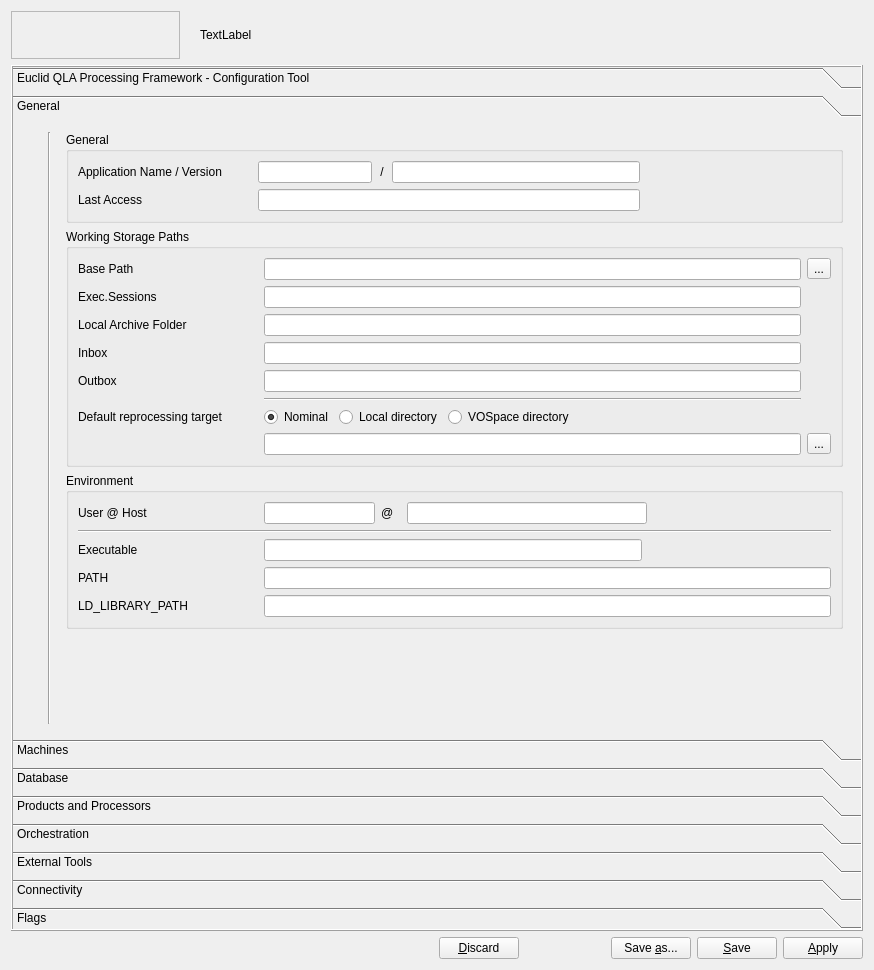
The window that qpfhmi/configtool.ui (jc-gonzalez/qpfsvn) describes before a commit, drawn with Qt 5.
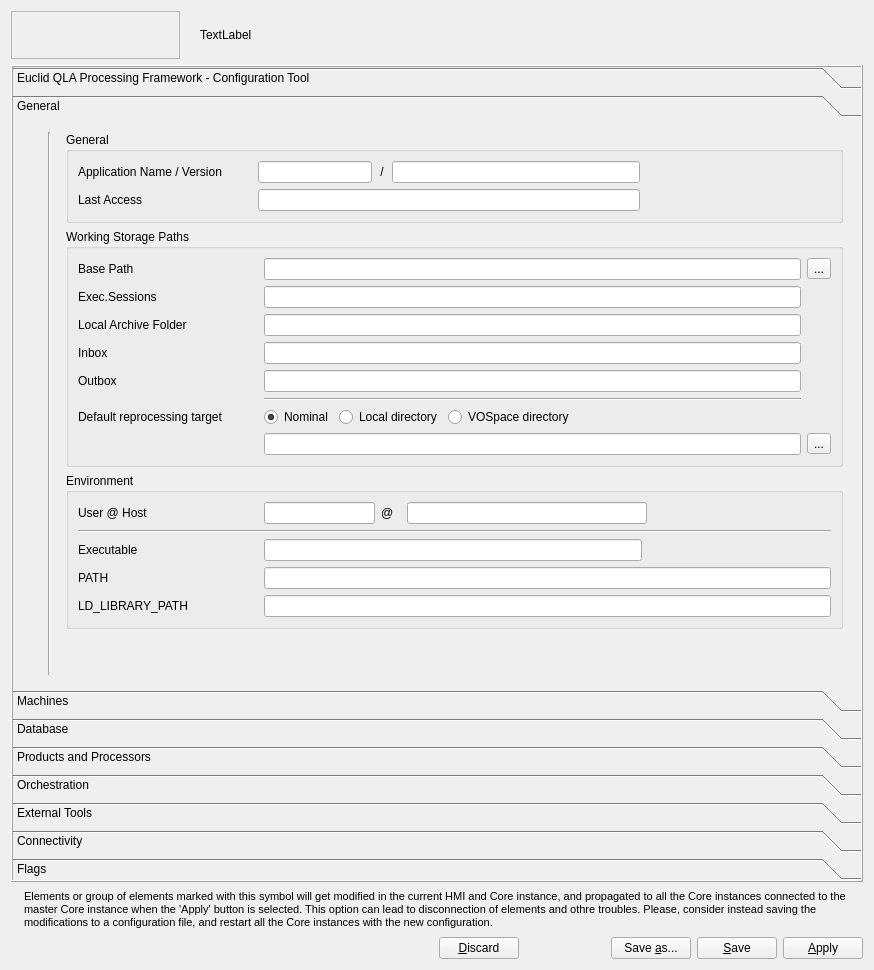
The same window after the commit. The open tabs and pages were chosen to show the change. Icons and pictures are not drawn.

Commit message: Minor update of Config Tool GUI

Diff of the .ui file:
```diff
--- a/qpfhmi/configtool.ui
+++ b/qpfhmi/configtool.ui
@@ -184,8 +184,8 @@
        <rect>
         <x>0</x>
         <y>0</y>
-        <width>852</width>
-        <height>594</height>
+        <width>838</width>
+        <height>553</height>
        </rect>
       </property>
       <property name="font">
@@ -2957,6 +2957,44 @@
      </widget>
     </widget>
    </item>
+   <item>
+    <layout class="QHBoxLayout" name="horizontalLayout_12" stretch="1,1000">
+     <property name="topMargin">
+      <number>2</number>
+     </property>
+     <property name="bottomMargin">
+      <number>2</number>
+     </property>
+     <item>
+      <widget class="QLabel" name="label_25">
+       <property name="text">
+        <string/>
+       </property>
+       <property name="pixmap">
+        <pixmap resource="configtool.qrc">:/img/img/propcfg.png</pixmap>
+       </property>
+       <property name="alignment">
+        <set>Qt::AlignLeading|Qt::AlignLeft|Qt::AlignTop</set>
+       </property>
+      </widget>
+     </item>
+     <item>
+      <widget class="QLabel" name="lblDisclaimer">
+       <property name="font">
+        <font>
+         <pointsize>8</pointsize>
+        </font>
+       </property>
+       <property name="text">
+        <string>Elements or group of elements marked with this symbol will get modified in the current HMI and Core instance, and propagated to all the Core instances connected to the master Core instance when the 'Apply' button is selected. This option can lead to disconnection of elements and othre troubles. Please, consider instead saving the modifications to a configuration file, and restart all the Core instances with the new configuration.</string>
+       </property>
+       <property name="wordWrap">
+        <bool>true</bool>
+       </property>
+      </widget>
+     </item>
+    </layout>
+   </item>
    <item>
     <layout class="QHBoxLayout" name="horizontalLayout_2" stretch="10,1,2,1,1,0">
      <item>
```
Left out of the diff: 18 changed lines with no effect on the pictures. The commit also changes 2 other files.
